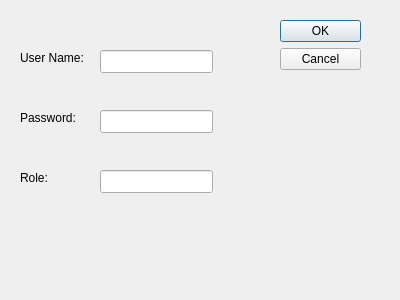
First picture: the form in WMS_System/UI/CreateNewUser.ui, repository cdefaz08/WMS, before the edit.
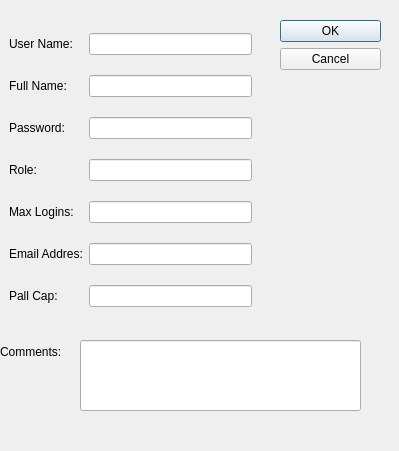
Second picture: the form after the edit.

The edit to the form file:
```diff
--- a/WMS_System/UI/CreateNewUser.ui
+++ b/WMS_System/UI/CreateNewUser.ui
@@ -6,8 +6,8 @@
    <rect>
     <x>0</x>
     <y>0</y>
-    <width>400</width>
-    <height>300</height>
+    <width>399</width>
+    <height>451</height>
    </rect>
   </property>
   <property name="windowTitle">
@@ -18,8 +18,8 @@
     <rect>
      <x>280</x>
      <y>20</y>
-     <width>81</width>
-     <height>241</height>
+     <width>101</width>
+     <height>301</height>
     </rect>
    </property>
    <property name="orientation">
@@ -29,74 +29,140 @@
     <set>QDialogButtonBox::Cancel|QDialogButtonBox::Ok</set>
    </property>
   </widget>
-  <widget class="QLabel" name="lb_Username">
+  <widget class="QFrame" name="frame">
    <property name="geometry">
     <rect>
-     <x>20</x>
-     <y>50</y>
-     <width>91</width>
-     <height>16</height>
+     <x>0</x>
+     <y>10</y>
+     <width>261</width>
+     <height>321</height>
     </rect>
    </property>
-   <property name="text">
-    <string>User Name:</string>
+   <property name="frameShape">
+    <enum>QFrame::NoFrame</enum>
    </property>
-  </widget>
-  <widget class="QLabel" name="lb_Password">
-   <property name="geometry">
-    <rect>
-     <x>20</x>
-     <y>110</y>
-     <width>91</width>
-     <height>16</height>
-    </rect>
+   <property name="frameShadow">
+    <enum>QFrame::Raised</enum>
    </property>
-   <property name="text">
-    <string>Password:</string>
-   </property>
+   <layout class="QGridLayout" name="gridLayout">
+    <item row="7" column="1">
+     <widget class="QLineEdit" name="PallCap">
+      <property name="inputMethodHints">
+       <set>Qt::ImhPreferNumbers</set>
+      </property>
+     </widget>
+    </item>
+    <item row="0" column="0">
+     <widget class="QLabel" name="lb_Username">
+      <property name="text">
+       <string>User Name:</string>
+      </property>
+     </widget>
+    </item>
+    <item row="0" column="1">
+     <widget class="QLineEdit" name="UserName"/>
+    </item>
+    <item row="6" column="0">
+     <widget class="QLabel" name="lb_Role_4">
+      <property name="text">
+       <string>Email Addres:</string>
+      </property>
+     </widget>
+    </item>
+    <item row="6" column="1">
+     <widget class="QLineEdit" name="EmailAddres"/>
+    </item>
+    <item row="5" column="0">
+     <widget class="QLabel" name="lb_Role_3">
+      <property name="text">
+       <string>Max Logins:</string>
+      </property>
+     </widget>
+    </item>
+    <item row="4" column="1">
+     <widget class="QLineEdit" name="Role"/>
+    </item>
+    <item row="4" column="0">
+     <widget class="QLabel" name="lb_Role_2">
+      <property name="text">
+       <string>Role:</string>
+      </property>
+     </widget>
+    </item>
+    <item row="2" column="0">
+     <widget class="QLabel" name="lb_Password">
+      <property name="text">
+       <string>Password:</string>
+      </property>
+     </widget>
+    </item>
+    <item row="5" column="1">
+     <widget class="QLineEdit" name="MaxLogins">
+      <property name="inputMethodHints">
+       <set>Qt::ImhPreferNumbers</set>
+      </property>
+     </widget>
+    </item>
+    <item row="2" column="1">
+     <widget class="QLineEdit" name="Password_Input"/>
+    </item>
+    <item row="7" column="0">
+     <widget class="QLabel" name="lb_Role_5">
+      <property name="text">
+       <string>Pall Cap:</string>
+      </property>
+     </widget>
+    </item>
+    <item row="1" column="1">
+     <widget class="QLineEdit" name="FullName"/>
+    </item>
+    <item row="1" column="0">
+     <widget class="QLabel" name="lb_Role">
+      <property name="text">
+       <string>Full Name:</string>
+      </property>
+     </widget>
+    </item>
+   </layout>
   </widget>
-  <widget class="QLabel" name="lb_Role">
+  <widget class="QFrame" name="frame_2">
    <property name="geometry">
     <rect>
-     <x>20</x>
-     <y>170</y>
-     <width>91</width>
-     <height>16</height>
+     <x>0</x>
+     <y>330</y>
+     <width>381</width>
+     <height>101</height>
     </rect>
    </property>
-   <property name="text">
-    <string>Role:</string>
+   <property name="frameShape">
+    <enum>QFrame::NoFrame</enum>
    </property>
-  </widget>
-  <widget class="QLineEdit" name="User_Input">
-   <property name="geometry">
-    <rect>
-     <x>100</x>
-     <y>50</y>
-     <width>113</width>
-     <height>23</height>
-    </rect>
+   <property name="frameShadow">
+    <enum>QFrame::Raised</enum>
    </property>
-  </widget>
-  <widget class="QLineEdit" name="Password_Input">
-   <property name="geometry">
-    <rect>
-     <x>100</x>
-     <y>110</y>
-     <width>113</width>
-     <height>23</height>
-    </rect>
-   </property>
-  </widget>
-  <widget class="QLineEdit" name="Role_Input">
-   <property name="geometry">
-    <rect>
-     <x>100</x>
-     <y>170</y>
-     <width>113</width>
-     <height>23</height>
-    </rect>
-   </property>
+   <widget class="QLabel" name="lb_Role_6">
+    <property name="geometry">
+     <rect>
+      <x>0</x>
+      <y>10</y>
+      <width>83</width>
+      <height>23</height>
+     </rect>
+    </property>
+    <property name="text">
+     <string>Comments:</string>
+    </property>
+   </widget>
+   <widget class="QLineEdit" name="Comments">
+    <property name="geometry">
+     <rect>
+      <x>80</x>
+      <y>10</y>
+      <width>281</width>
+      <height>71</height>
+     </rect>
+    </property>
+   </widget>
   </widget>
  </widget>
  <resources/>
```
Left out of the diff: 10 changed lines with no effect on the pictures.
